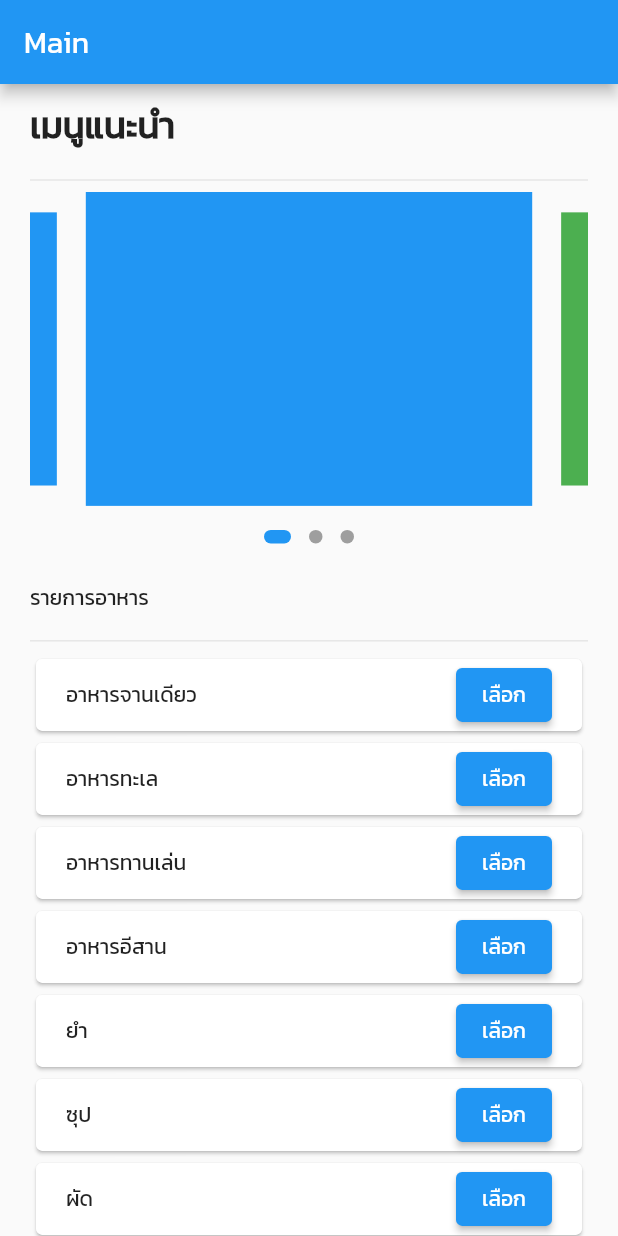
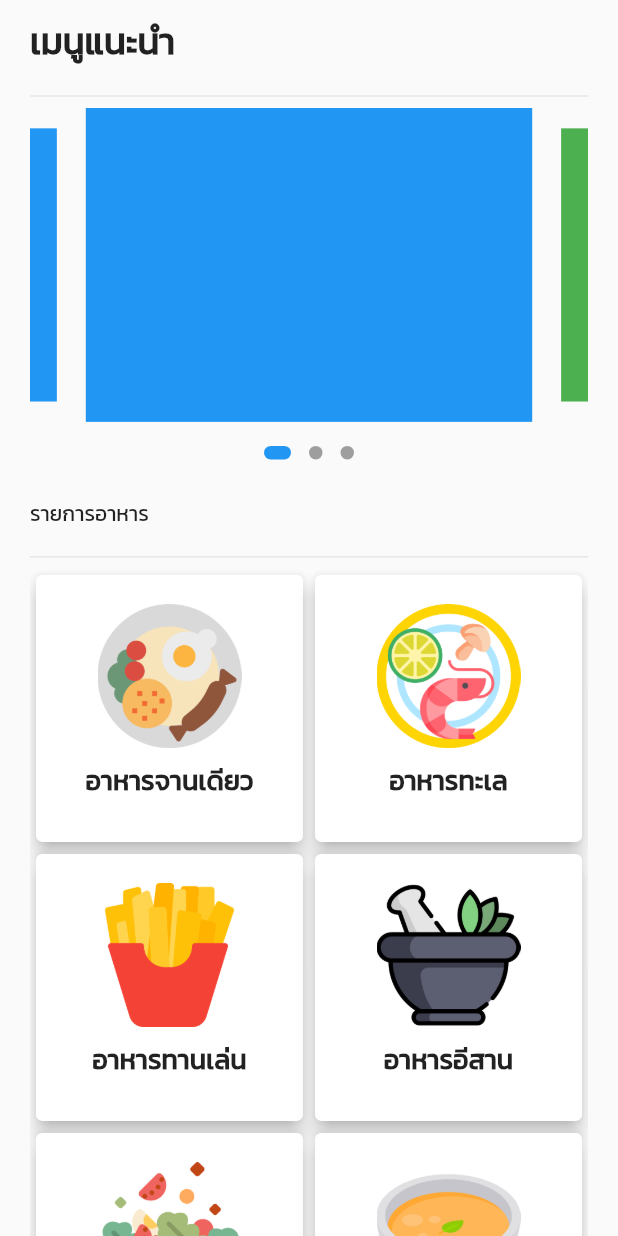
Before and after one commit to KalimaPz/Tata_Seafood, a Flutter app: the screen it shows after launch, on a phone screen of 412 x 824 dp. Run offline on Flutter 3.47's test engine with Material 2 defaults, Android fonts, the phone set to English and light mode, and no system bars; drawn by our look-alikes of carousel_slider, dots_indicator; our stand-ins replace firebase_core; accounts and stored records are empty.

Commit message:
- change to gridview

```diff
--- a/lib/views/home.dart
+++ b/lib/views/home.dart
@@ -18,17 +18,20 @@ class _HomeState extends State<Home> {
     super.initState();
   }
 
-  Card foodCatergory({String name, Function action}) {
-    return Card(
-      child: Padding(
-        padding: const EdgeInsets.symmetric(horizontal: 20.0),
-        child: Row(
-          mainAxisAlignment: MainAxisAlignment.spaceBetween,
+  GestureDetector foodCatergory({ Image image ,String name, Function action}) {
+    return GestureDetector(
+      child: Card(
+        elevation: 5,
+        child: Column(
+          mainAxisAlignment: MainAxisAlignment.center,
           children: [
-            Text('$name'),
-            ElevatedButton(
-              child: Text('เลือก'),
-              onPressed: () {},
+            SizedBox(
+              width: 96,
+              height: 96,
+              child: image),
+            Padding(
+              padding: const EdgeInsets.all(8.0),
+              child: Text(name,style: TextStyle(fontSize: 18,fontWeight: FontWeight.w600),),
             ),
           ],
         ),
@@ -39,10 +42,10 @@ class _HomeState extends State<Home> {
   @override
   Widget build(BuildContext context) {
     return Scaffold(
-      appBar: AppBar(
-        centerTitle: false,
-        title: Text('Main'),
-      ),
+      // appBar: AppBar(
+      //   centerTitle: false,
+      //   title: Text('Main'),
+      // ),
       body: SafeArea(
         child: Container(
           padding: EdgeInsets.symmetric(horizontal: Style.marginHorz),
@@ -51,8 +54,10 @@ class _HomeState extends State<Home> {
               Align(
                 alignment: Alignment.centerLeft,
                 child: Padding(
-                  padding: const EdgeInsets.symmetric(vertical : 10.0),
-                  child: Text('เมนูแนะนำ',style: TextStyle(fontSize: 24,fontWeight: FontWeight.w700)),
+                  padding: const EdgeInsets.symmetric(vertical: 10.0),
+                  child: Text('เมนูแนะนำ',
+                      style:
+                          TextStyle(fontSize: 24, fontWeight: FontWeight.w700)),
                 ),
               ),
               Row(
@@ -111,7 +116,7 @@ class _HomeState extends State<Home> {
               Align(
                 alignment: Alignment.centerLeft,
                 child: Padding(
-                  padding: const EdgeInsets.symmetric(vertical : 10.0),
+                  padding: const EdgeInsets.symmetric(vertical: 10.0),
                   child: Text('รายการอาหาร'),
                 ),
               ),
@@ -121,20 +126,35 @@ class _HomeState extends State<Home> {
                 ],
               ),
               Expanded(
-                child: ListView(
+                child: GridView.count(
+                  crossAxisCount: 2,
                   shrinkWrap: true,
                   children: [
-                    foodCatergory(name: 'อาหารจานเดียว', action: () {}),
-                    foodCatergory(name: 'อาหารทะเล', action: () {}),
-                    foodCatergory(name: 'อาหารทานเล่น', action: () {}),
-                    foodCatergory(name: 'อาหารอีสาน', action: () {}),
-                    foodCatergory(name: 'ยำ', action: () {}),
-                    foodCatergory(name: 'ซุป', action: () {}),
-                    foodCatergory(name: 'ผัด', action: () {}),
-                    foodCatergory(name: 'ของหวาน', action: () {}),
-                    foodCatergory(name: 'เครื่องดื่ม', action: () {}),
+                    foodCatergory(image: Image.asset('assets/images/breakfast.png'),name: 'อาหารจานเดียว', action: () {}),
+                    foodCatergory(image: Image.asset('assets/images/dish.png'),name: 'อาหารทะเล', action: () {}),
+                    foodCatergory(image: Image.asset('assets/images/french-fries.png'),name: 'อาหารทานเล่น', action: () {}),
+                    foodCatergory(image: Image.asset('assets/images/mortar.png'),name : 'อาหารอีสาน', action: () {}),
+                    foodCatergory(image: Image.asset('assets/images/salad.png'),name: 'ยำ', action: () {}),
+                    foodCatergory(image: Image.asset('assets/images/soup.png'),name: 'ซุป', action: () {}),
+                    foodCatergory(image: Image.asset('assets/images/fried.png'),name: 'ผัด', action: () {}),
+                    foodCatergory(image: Image.asset('assets/images/cake-slice.png'),name: 'ของหวาน', action: () {}),
+                    foodCatergory(image: Image.asset('assets/images/lemonade.png'),name: 'เครื่องดื่ม', action: () {}),
                   ],
                 ),
+                // ListView(
+                //   shrinkWrap: true,
+                //   children: [
+                //     foodCatergory(name: 'อาหารจานเดียว', action: () {}),
+                //     foodCatergory(name: 'อาหารทะเล', action: () {}),
+                //     foodCatergory(name: 'อาหารทานเล่น', action: () {}),
+                //     foodCatergory(name: 'อาหารอีสาน', action: () {}),
+                //     foodCatergory(name: 'ยำ', action: () {}),
+                //     foodCatergory(name: 'ซุป', action: () {}),
+                //     foodCatergory(name: 'ผัด', action: () {}),
+                //     foodCatergory(name: 'ของหวาน', action: () {}),
+                //     foodCatergory(name: 'เครื่องดื่ม', action: () {}),
+                //   ],
+                // ),
               ),
             ],
           ),
--- a/pubspec.yaml
+++ b/pubspec.yaml
@@ -24,8 +24,8 @@ dev_dependencies:
     sdk: flutter
 flutter:
   uses-material-design: true
-  # assets:
-  #   - assets/images/
+  assets:
+    - assets/images/
   #   - lib/Config/i18n/en.json
   #   - lib/Config/i18n/th.json
   fonts:
```
Also changed, not shown: assets/images/breakfast.png (added), assets/images/cake-slice.png (added), assets/images/dish.png (added), assets/images/drinks.png (added), assets/images/french-fries.png (added), assets/images/fried.png (added), assets/images/lemonade.png (added), assets/images/mortar.png (added), assets/images/salad.png (added), assets/images/soup.png (added).
